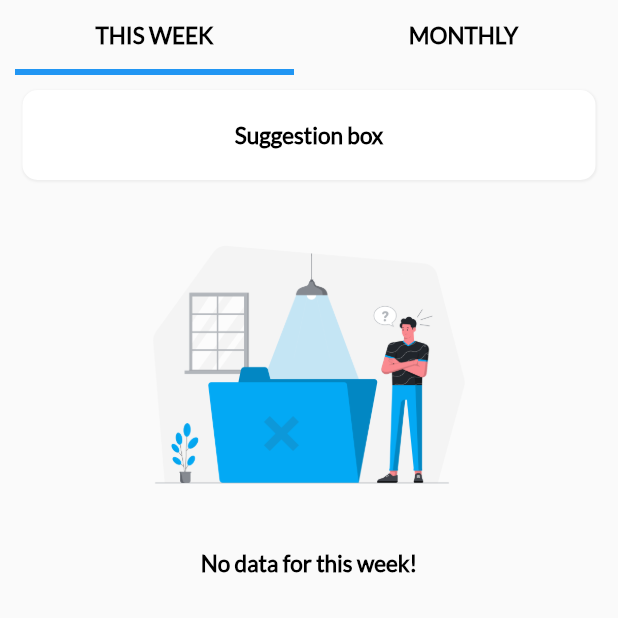
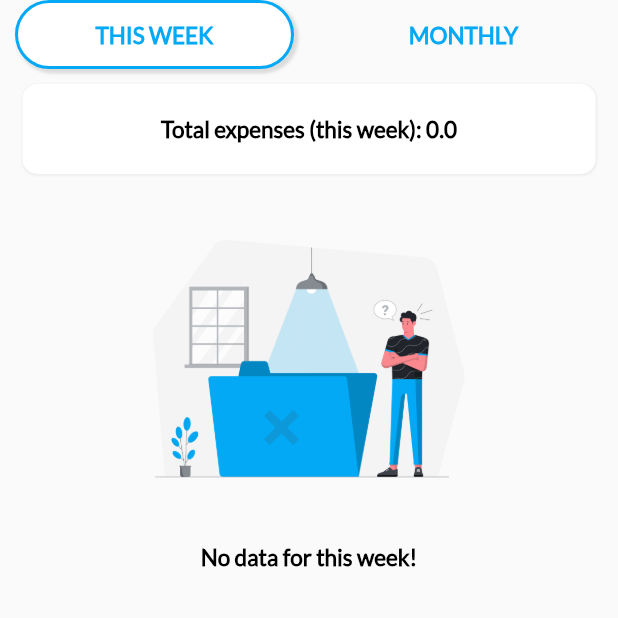
Before and after one commit to kakashiorion/Expense-Tracker-App, a Flutter app: the StatisticsPage screen opened directly, on a phone screen of 412 x 824 dp, the top half of it. Run offline on Flutter 3.47's test engine with Material 2 defaults, Android fonts, the phone set to English and light mode, and no system bars; our stand-ins replace camera, cloud_firestore, firebase_auth, firebase_core, firebase_storage, fl_chart and 2 more; missing offline and left inert: currency_picker, swipedetector; accounts and stored records are empty.

Commit message:
second commit

```diff
--- a/lib/addTransaction.dart
+++ b/lib/addTransaction.dart
@@ -1,5 +1,4 @@
 import 'package:expense_tracker_app/transactionSummaryPage.dart';
-import 'package:flutter/cupertino.dart';
 import 'package:flutter/material.dart';
 import 'package:flutter/widgets.dart';
 import 'package:splashscreen/splashscreen.dart';
@@ -453,7 +452,7 @@ class _AddTransactionState extends State<AddTransaction> with SingleTickerProvid
                                             useLoader: false,
                                             seconds: 2,
                                             backgroundColor: Colors.lightBlue,
-                                            photoSize: size.width / 2,
+                                            photoSize: MediaQuery.of(context).orientation == Orientation.landscape ? size.width / 7 : size.width / 2,
                                             image: Image(
                                               image: AssetImage('assets/images/gifts.png'),
                                             ),
--- a/lib/budgetPage.dart
+++ b/lib/budgetPage.dart
@@ -117,7 +117,8 @@ class _BudgetPageState extends State<BudgetPage> {
         stream: docRef.collection('Budgets').where('Month', isEqualTo: month).where('Year', isEqualTo: year).orderBy('Time').snapshots(),
         builder: (context, snapshot) {
           if (snapshot.connectionState != ConnectionState.active || !snapshot.hasData || snapshot.data.docs?.length == 0) {
-            return Column(
+            return SingleChildScrollView(
+              child: Column(
                 crossAxisAlignment: CrossAxisAlignment.center,
                 children: [
                   Padding(
@@ -132,6 +133,7 @@ class _BudgetPageState extends State<BudgetPage> {
                     style: appBarTitleText,
                   ),
                 ],
+              ),
             );
           } else {
             return Container(
--- a/lib/cameraPicture.dart
+++ b/lib/cameraPicture.dart
@@ -1,7 +1,6 @@
 import 'dart:async';
 import 'dart:io';
 import 'package:camera/camera.dart';
-import 'package:cloud_firestore/cloud_firestore.dart';
 import 'package:firebase_auth/firebase_auth.dart';
 import 'package:firebase_storage/firebase_storage.dart';
 import 'package:flutter/material.dart';
--- a/lib/statisticsPage.dart
+++ b/lib/statisticsPage.dart
@@ -81,25 +81,32 @@ class _StatisticsPageState extends State<StatisticsPage> {
       length: 2,
       child: Scaffold(
         appBar: TabBar(
-          indicatorWeight: 4,
-          //labelPadding: EdgeInsets.all(5),
+          indicator: BoxDecoration(
+              shape: BoxShape.rectangle,
+              color: Colors.white,
+              boxShadow: [BoxShadow(offset: Offset(2, 2), blurRadius: 1, spreadRadius: 1, color: Colors.black12)],
+              borderRadius: BorderRadius.circular(30),
+              border: Border.all(style: BorderStyle.solid, width: 2, color: Colors.lightBlue)),
+          indicatorWeight: 0,
           indicatorPadding: EdgeInsets.symmetric(
             horizontal: 10,
           ),
           tabs: [
             /**First tab - THIS WEEK**/
             Tab(
+              //
               child: Text(
                 'THIS WEEK',
-                style: appBarTitleText,
+                style: appBarTitleText.copyWith(color: Colors.lightBlue),
               ),
             ),
             /**Second tab - MONTHLY**/
             Tab(
-                child: Text(
-              'MONTHLY',
-              style: appBarTitleText,
-            )),
+              child: Text(
+                'MONTHLY',
+                style: appBarTitleText.copyWith(color: Colors.lightBlue),
+              ),
+            ),
           ],
         ),
         body: TabBarView(
@@ -120,7 +127,7 @@ class _StatisticsPageState extends State<StatisticsPage> {
                   width: size.width - 30,
                   child: Center(
                       child: Text(
-                    'Suggestion box',
+                    'Total expenses (this week): $thisWeekTotal',
                     style: appBarTitleText,
                   )),
                 ),
@@ -387,8 +394,25 @@ class _StatisticsPageState extends State<StatisticsPage> {
                   ),
                   child: getMonths(),
                 ),
+                SizedBox(
+                  height: 10,
+                ),
                 Container(
-                  height: size.height - 200,
+                  decoration: BoxDecoration(
+                    color: Colors.white,
+                    boxShadow: [BoxShadow(offset: Offset(0.5, 0.5), blurRadius: 0.5, spreadRadius: 0.5, color: Colors.grey[200])],
+                    borderRadius: BorderRadius.all(Radius.circular(10)),
+                  ),
+                  height: 40,
+                  width: size.width - 30,
+                  child: Center(
+                      child: Text(
+                    'Total expenses (this month): $monthTotal',
+                    style: appBarTitleText,
+                  )),
+                ),
+                Container(
+                  height: size.height - 240,
                   child: SingleChildScrollView(
                     child: monthTotal > 0
                         ? Column(
--- a/lib/transactionsPage.dart
+++ b/lib/transactionsPage.dart
@@ -301,7 +301,7 @@ class _TransactionsPageState extends State<TransactionsPage> {
                     ),
                   ),
                   Container(
-                    height: size.height - 280,
+                    height: size.height - 300,
                     alignment: Alignment.center,
                     child: Padding(
                         padding: const EdgeInsets.all(5),
```
Lines whose indentation alone changed are shown as unchanged.
